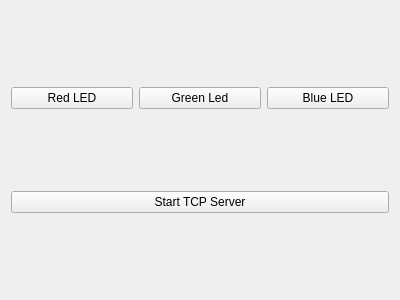
Above: Server/server_GUI.ui from JaumeNB/Robot_controller before the change. Below: the same form after it.
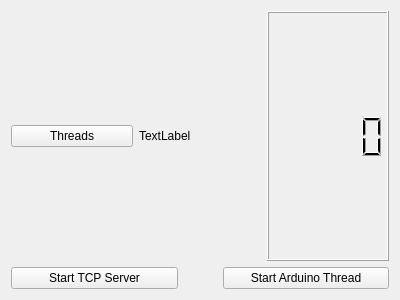
That is the form after the change.

```diff
--- a/Server/server_GUI.ui
+++ b/Server/server_GUI.ui
@@ -19,23 +19,19 @@
      <item>
       <widget class="QPushButton" name="red_btn">
        <property name="text">
-        <string>Red LED</string>
+        <string>Threads</string>
        </property>
       </widget>
      </item>
      <item>
-      <widget class="QPushButton" name="green_btn">
+      <widget class="QLabel" name="threads_text">
        <property name="text">
-        <string>Green Led</string>
+        <string>TextLabel</string>
        </property>
       </widget>
      </item>
      <item>
-      <widget class="QPushButton" name="blue_btn">
-       <property name="text">
-        <string>Blue LED</string>
-       </property>
-      </widget>
+      <widget class="QLCDNumber" name="threads_lcd"/>
      </item>
     </layout>
    </item>
@@ -51,6 +47,13 @@
        </property>
       </widget>
      </item>
+     <item>
+      <widget class="QPushButton" name="arduino_btn">
+       <property name="text">
+        <string>Start Arduino Thread</string>
+       </property>
+      </widget>
+     </item>
     </layout>
    </item>
   </layout>
```
Left out of the diff: 2 changed lines with no effect on the pictures.
